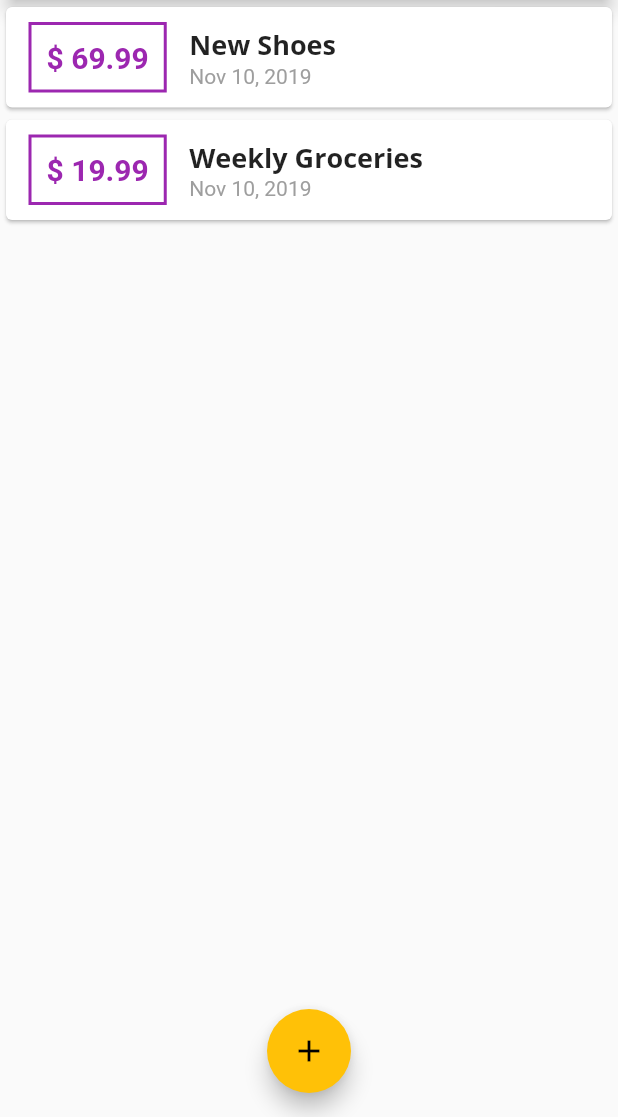
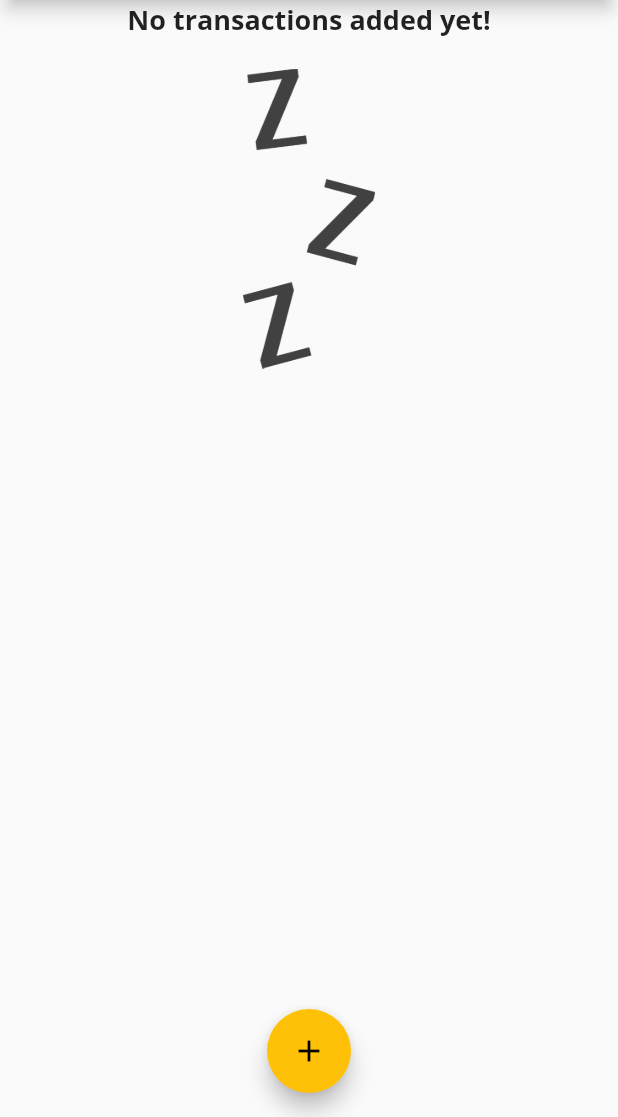
Before and after one commit to wilhwilh/expenses_app, a Flutter app: the screen it shows after launch, on a phone screen of 412 x 824 dp, the part 119-1236 px from its top. Run offline on Flutter 3.47's test engine with Material 2 defaults, Android fonts, the phone set to English and light mode, and no system bars.

```diff
--- a/lib/main.dart
+++ b/lib/main.dart
@@ -45,18 +45,18 @@ class MyHomePage extends StatefulWidget {
 
 class _MyHomePageState extends State<MyHomePage> {
   final List<Transaction> _userTransaction = [
-    Transaction(
-      id: 't1',
-      title: 'New Shoes',
-      amount: 69.99,
-      date: DateTime.now(),
-    ),
-    Transaction(
-      id: 't1',
-      title: 'Weekly Groceries',
-      amount: 19.99,
-      date: DateTime.now(),
-    ),
+    // Transaction(
+    //   id: 't1',
+    //   title: 'New Shoes',
+    //   amount: 69.99,
+    //   date: DateTime.now(),
+    // ),
+    // Transaction(
+    //   id: 't1',
+    //   title: 'Weekly Groceries',
+    //   amount: 19.99,
+    //   date: DateTime.now(),
+    // ),
   ];
 
   void _addNewTransaction(String txTitle, double txAmount) {
--- a/lib/widgets/transaction_list.dart
+++ b/lib/widgets/transaction_list.dart
@@ -12,7 +12,26 @@ class TransactionList extends StatelessWidget {
   Widget build(BuildContext context) {
     return Container(
       height: 300,
-      child: ListView.builder(
+      child: transactions.isEmpty
+          ? Column(
+              children: <Widget>[
+                Text(
+                  'No transactions added yet!',
+                  style: Theme.of(context).textTheme.title,
+                ),
+                SizedBox(
+                  height: 20,
+                ),
+                Container(
+                  height: 200,
+                  child: Image.asset(
+                    'assets/images/waiting.png',
+                    fit: BoxFit.cover,
+                  ),
+                ),
+              ],
+            )
+          : ListView.builder(
               itemBuilder: (ctx, index) {
                 return Card(
                   child: Row(
--- a/pubspec.yaml
+++ b/pubspec.yaml
@@ -42,8 +42,8 @@ flutter:
   uses-material-design: true
 
   # To add assets to your application, add an assets section, like this:
-  # assets:
-  #  - images/a_dot_burr.jpeg
+  assets:
+   - assets/images/waiting.png
   #  - images/a_dot_ham.jpeg
 
   # An image asset can refer to one or more resolution-specific "variants", see
```
Also changed, not shown: assets/images/waiting.png (added). Lines whose indentation alone changed are shown as unchanged.
